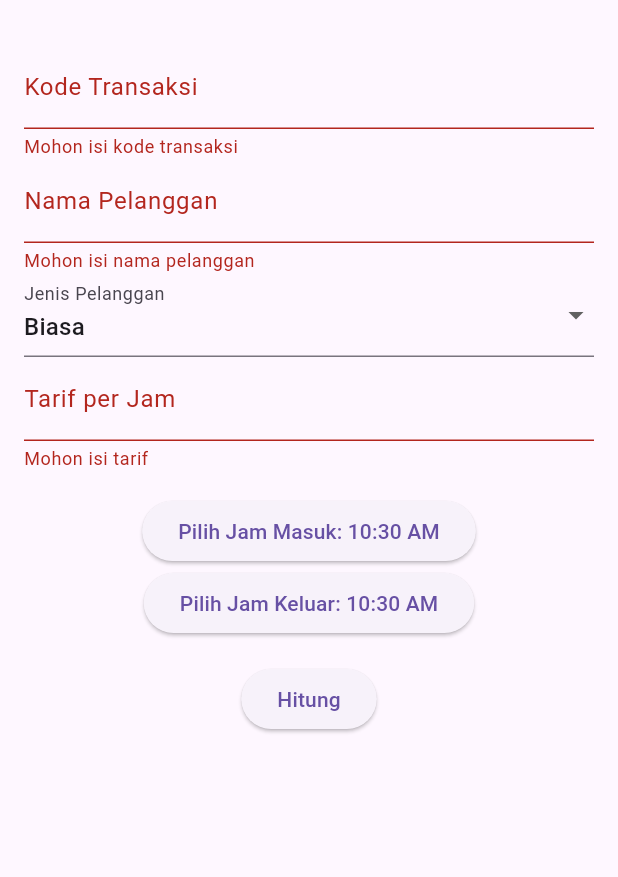
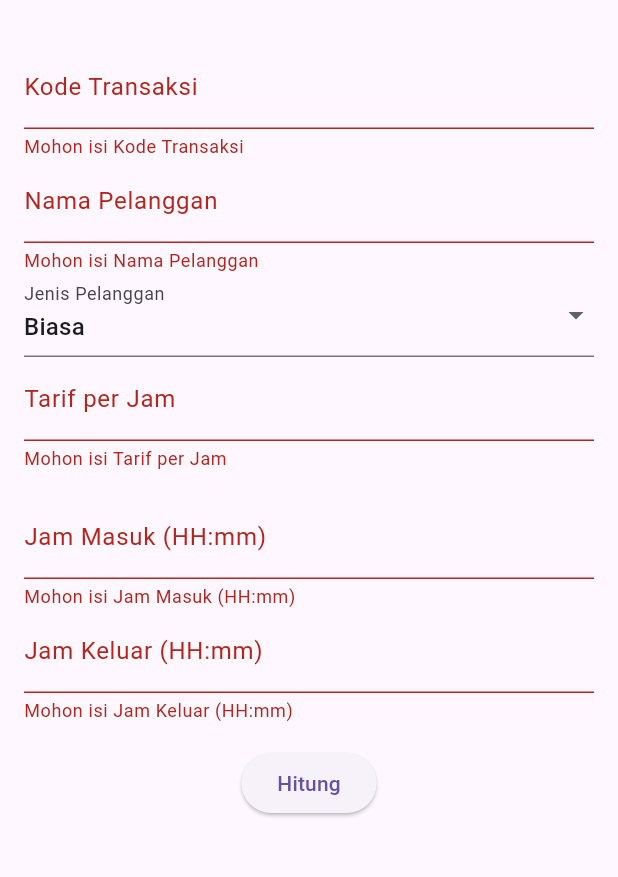
Before and after one commit to Hanif2301082009/UTS_2301082009, a Flutter app: the WarnetPage screen opened directly, after a tap on "Hitung", on a phone screen of 412 x 824 dp, the part 63-940 px from its top. Run offline on Flutter 3.47's test engine with Material 3 defaults, Android fonts, the phone set to English and light mode, and no system bars.

Commit message:
UTS_2301082009

```diff
--- a/uts_2301082009_a/lib/pages/warnet_page.dart
+++ b/uts_2301082009_a/lib/pages/warnet_page.dart
@@ -10,142 +10,98 @@ class WarnetPage extends StatefulWidget {
 
 class _WarnetPageState extends State<WarnetPage> {
   final _formKey = GlobalKey<FormState>();
-  final _kodeTransaksiController = TextEditingController();
-  final _namaPelangganController = TextEditingController();
+  final _controllers = _FormControllers();
   String _jenisPelanggan = 'Biasa';
-  final _tarifController = TextEditingController();
+  final List<String> _jenisOptions = ['Biasa', 'VIP', 'GOLD'];
   DateTime _tglMasuk = DateTime.now();
-  TimeOfDay _jamMasuk = TimeOfDay.now();
-  TimeOfDay _jamKeluar = TimeOfDay.now();
-
-  final List<String> _jenisOptions = ['Biasa', 'VIP', 'GOLD'];
 
   @override
   Widget build(BuildContext context) {
     return Scaffold(
-      appBar: AppBar(
-        title: const Text('Transaksi Warnet'),
-      ),
+      appBar: AppBar(title: const Text('Transaksi Warnet')),
       body: SingleChildScrollView(
         padding: const EdgeInsets.all(16.0),
         child: Form(
           key: _formKey,
           child: Column(
             children: [
-              TextFormField(
-                controller: _kodeTransaksiController,
-                decoration: const InputDecoration(
-                  labelText: 'Kode Transaksi',
-                ),
-                validator: (value) {
-                  if (value == null || value.isEmpty) {
-                    return 'Mohon isi kode transaksi';
-                  }
-                  return null;
-                },
-              ),
-              TextFormField(
-                controller: _namaPelangganController,
-                decoration: const InputDecoration(
-                  labelText: 'Nama Pelanggan',
-                ),
-                validator: (value) {
-                  if (value == null || value.isEmpty) {
-                    return 'Mohon isi nama pelanggan';
-                  }
-                  return null;
-                },
-              ),
-              DropdownButtonFormField<String>(
-                value: _jenisPelanggan,
-                decoration: const InputDecoration(
-                  labelText: 'Jenis Pelanggan',
-                ),
-                items: _jenisOptions.map((String value) {
-                  return DropdownMenuItem<String>(
-                    value: value,
-                    child: Text(value),
-                  );
-                }).toList(),
-                onChanged: (String? newValue) {
-                  setState(() {
-                    _jenisPelanggan = newValue!;
-                  });
-                },
-              ),
-              TextFormField(
-                controller: _tarifController,
-                decoration: const InputDecoration(
-                  labelText: 'Tarif per Jam',
-                ),
+              _buildInputField(_controllers.kodeTransaksi, 'Kode Transaksi'),
+              _buildInputField(_controllers.namaPelanggan, 'Nama Pelanggan'),
+              _buildJenisPelangganDropdown(),
+              _buildInputField(
+                _controllers.tarif,
+                'Tarif per Jam',
                 keyboardType: TextInputType.number,
-                validator: (value) {
-                  if (value == null || value.isEmpty) {
-                    return 'Mohon isi tarif';
-                  }
-                  return null;
-                },
               ),
               const SizedBox(height: 16),
-              ElevatedButton(
-                onPressed: () async {
-                  final TimeOfDay? picked = await showTimePicker(
-                    context: context,
-                    initialTime: _jamMasuk,
+              _buildInputField(_controllers.jamMasuk, 'Jam Masuk (HH:mm)'),
+              _buildInputField(_controllers.jamKeluar, 'Jam Keluar (HH:mm)'),
+              const SizedBox(height: 16),
+              _buildHitungButton(),
+            ],
+          ),
+        ),
+      ),
     );
-                  if (picked != null) {
-                    setState(() {
-                      _jamMasuk = picked;
-                    });
   }
-                },
-                child: Text('Pilih Jam Masuk: ${_jamMasuk.format(context)}'),
-              ),
-              ElevatedButton(
-                onPressed: () async {
-                  final TimeOfDay? picked = await showTimePicker(
-                    context: context,
-                    initialTime: _jamKeluar,
+
+  Widget _buildInputField(
+    TextEditingController controller,
+    String label,
+    {TextInputType? keyboardType}
+  ) {
+    return TextFormField(
+      controller: controller,
+      decoration: InputDecoration(labelText: label),
+      keyboardType: keyboardType,
+      validator: (value) => value?.isEmpty ?? true ? 'Mohon isi $label' : null,
     );
-                  if (picked != null) {
-                    setState(() {
-                      _jamKeluar = picked;
-                    });
   }
-                },
-                child: Text('Pilih Jam Keluar: ${_jamKeluar.format(context)}'),
-              ),
-              const SizedBox(height: 16),
-              ElevatedButton(
-                onPressed: () {
-                  if (_formKey.currentState!.validate()) {
-                    // Hitung total bayar
-                    DateTime now = DateTime.now();
-                    DateTime jamMasukDateTime = DateTime(
-                      now.year,
-                      now.month,
-                      now.day,
-                      _jamMasuk.hour,
-                      _jamMasuk.minute,
+
+  Widget _buildJenisPelangganDropdown() {
+    return DropdownButtonFormField<String>(
+      value: _jenisPelanggan,
+      decoration: const InputDecoration(labelText: 'Jenis Pelanggan'),
+      items: _jenisOptions.map((value) =>
+        DropdownMenuItem(value: value, child: Text(value))
+      ).toList(),
+      onChanged: (newValue) => setState(() => _jenisPelanggan = newValue!),
     );
-                    DateTime jamKeluarDateTime = DateTime(
-                      now.year,
-                      now.month,
-                      now.day,
-                      _jamKeluar.hour,
-                      _jamKeluar.minute,
+  }
+
+  Widget _buildHitungButton() {
+    return ElevatedButton(
+      onPressed: _hitungPembayaran,
+      child: const Text('Hitung'),
+    );
+  }
+
+  void _hitungPembayaran() {
+    if (!_formKey.currentState!.validate()) return;
+
+    final transaksi = Warnet(
+      kodeTransaksi: _controllers.kodeTransaksi.text,
+      namaPelanggan: _controllers.namaPelanggan.text,
+      jenisPelanggan: _jenisPelanggan,
+      tglMasuk: _tglMasuk,
+      jamMasuk: _parseDateTime(_controllers.jamMasuk.text),
+      jamKeluar: _parseDateTime(_controllers.jamKeluar.text),
+      tarif: double.parse(_controllers.tarif.text),
     );
 
-                    Warnet transaksi = Warnet(
-                      kodeTransaksi: _kodeTransaksiController.text,
-                      namaPelanggan: _namaPelangganController.text,
-                      jenisPelanggan: _jenisPelanggan,
-                      tglMasuk: _tglMasuk,
-                      jamMasuk: jamMasukDateTime,
-                      jamKeluar: jamKeluarDateTime,
-                      tarif: double.parse(_tarifController.text),
+    _showHasilPerhitungan(transaksi);
+  }
+
+  DateTime _parseDateTime(String time) {
+    final parts = time.split(':');
+    final now = DateTime.now();
+    return DateTime(
+      now.year, now.month, now.day,
+      int.parse(parts[0]), int.parse(parts[1]),
     );
+  }
 
+  void _showHasilPerhitungan(Warnet transaksi) {
     showDialog(
       context: context,
       builder: (context) => AlertDialog(
@@ -161,30 +117,34 @@ class _WarnetPageState extends State<WarnetPage> {
         ),
         actions: [
           TextButton(
-                            onPressed: () {
-                              Navigator.of(context).pop();
-                            },
+            onPressed: () => Navigator.of(context).pop(),
             child: const Text('OK'),
           ),
         ],
       ),
     );
   }
-                },
-                child: const Text('Hitung'),
-              ),
-            ],
-          ),
-        ),
-      ),
-    );
-  }
 
   @override
   void dispose() {
-    _kodeTransaksiController.dispose();
-    _namaPelangganController.dispose();
-    _tarifController.dispose();
+    _controllers.dispose();
     super.dispose();
   }
 }
+
+// Kelas pembantu untuk mengelola controller
+class _FormControllers {
+  final kodeTransaksi = TextEditingController();
+  final namaPelanggan = TextEditingController();
+  final tarif = TextEditingController();
+  final jamMasuk = TextEditingController();
+  final jamKeluar = TextEditingController();
+
+  void dispose() {
+    kodeTransaksi.dispose();
+    namaPelanggan.dispose();
+    tarif.dispose();
+    jamMasuk.dispose();
+    jamKeluar.dispose();
+  }
+}
```
Lines whose indentation alone changed are shown as unchanged.
